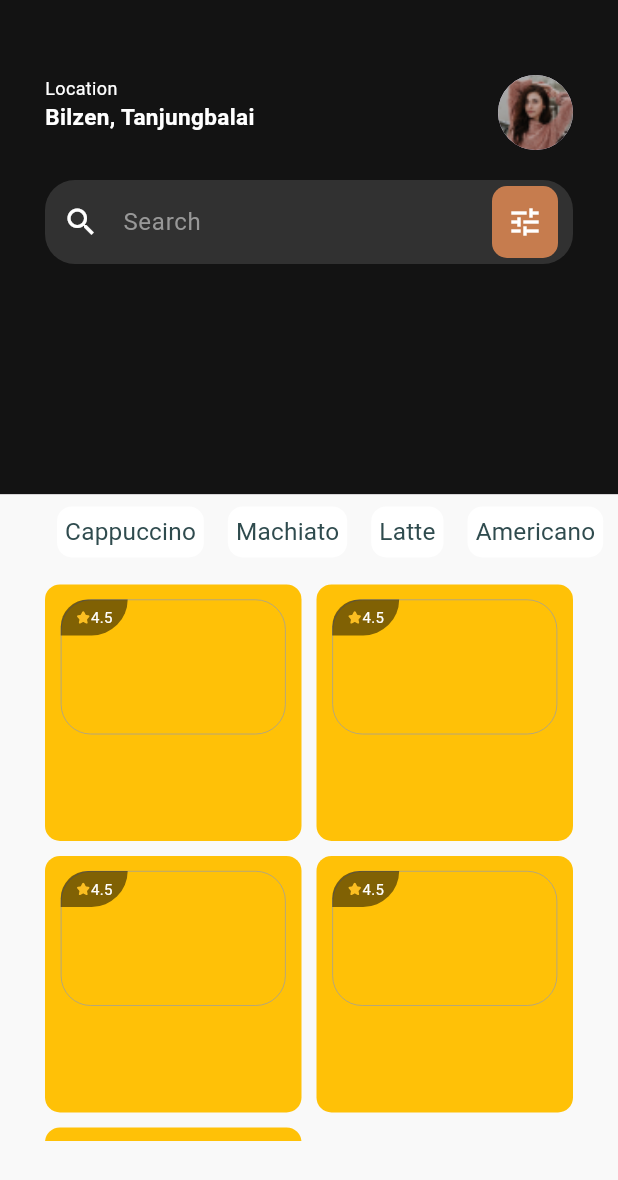
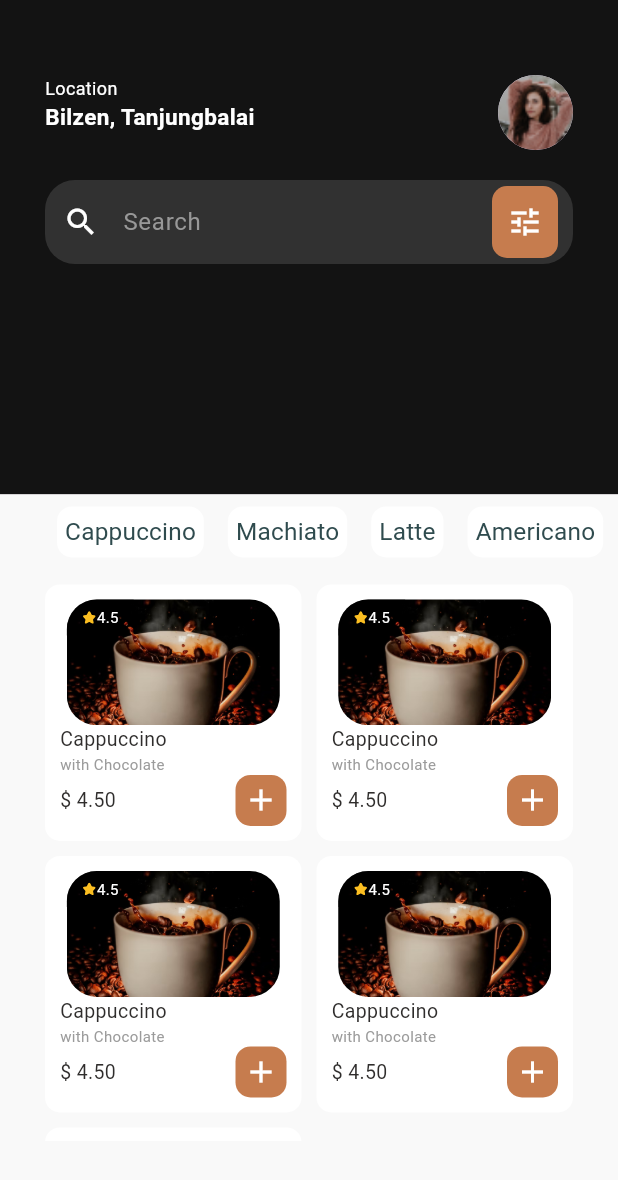
Before and after one commit to omerdurann/flutter_coffee_app, a Flutter app: the Home screen opened by its route, on a phone screen of 412 x 824 dp. Shown: the top 1180 px of the screen. Run offline on Flutter 3.47's test engine with Material 3 defaults, Android fonts, the phone set to English and light mode, and no system bars; our stand-ins replace flutter_svg.

Commit message:
Product Card add

```diff
--- a/lib/featuress/home/view/home.dart
+++ b/lib/featuress/home/view/home.dart
@@ -1,6 +1,6 @@
 import 'package:flutter/material.dart';
-import 'package:flutter_application_1/featuress/home/widget/coffeeCategory.dart';
-import 'package:flutter_svg/flutter_svg.dart';
+import 'package:flutter_application_1/featuress/home/widget/coffee_category.dart';
+import 'package:flutter_application_1/featuress/home/widget/product_card.dart';
 
 class Home extends StatefulWidget {
   const Home({super.key});
@@ -16,6 +16,39 @@ class _HomeState extends State<Home> {
     "Latte",
     "Americano",
     "Turkish Coffee",
+  ];
+
+  List<dynamic> products = [
+    {
+      "name": "Cappuccino",
+      "price": 5.99,
+      "image": "assets/images/coffee2.png",
+      "score": "4.5",
+    },
+    {
+      "name": "Machiato",
+      "price": 6.99,
+      "image": "assets/images/coffee3.png",
+      "score": "4.5",
+    },
+    {
+      "name": "Latte",
+      "price": 7.99,
+      "image": "assets/images/coffee4.png",
+      "score": "4.5",
+    },
+    {
+      "name": "Americano",
+      "price": 8.99,
+      "image": "assets/images/coffee5.png",
+      "score": "4.5",
+    },
+    {
+      "name": "Turkish Coffee",
+      "price": 9.99,
+      "image": "assets/images/coffee6.png",
+      "score": "4.5",
+    },
   ];
 
   @override
@@ -124,7 +157,7 @@ class _HomeState extends State<Home> {
                           scrollDirection: Axis.horizontal,
                           itemCount: coffeeCategories.length,
                           itemBuilder: (BuildContext context, int index) {
-                            return coffeeCategory(
+                            return CoffeeCategory(
                               coffeeName: coffeeCategories[index],
                             );
                           },
@@ -146,74 +179,7 @@ class _HomeState extends State<Home> {
                           ),
                           itemCount: coffeeCategories.length,
                           itemBuilder: (BuildContext context, int index) {
-                            return Container(
-                              decoration: BoxDecoration(
-                                color: Colors.amber,
-                                borderRadius: BorderRadius.circular(10),
-                              ),
-                              child: Column(
-                                children: [
-                                  Padding(
-                                    padding: const EdgeInsets.symmetric(
-                                      horizontal: 10,
-                                      vertical: 10,
-                                    ),
-                                    child: Stack(
-                                      alignment: Alignment.topLeft,
-                                      children: [
-                                        Container(
-                                          height: 90,
-                                          width: 150,
-                                          decoration: BoxDecoration(
-                                            border: Border.all(
-                                              color: Colors.grey,
-                                              width: 0.5,
-                                            ),
-                                            borderRadius:
-                                                BorderRadius.circular(20),
-                                            /* image: const DecorationImage(
-                                              image: AssetImage(
-                                                  'assets/images/coffee.png'),
-                                              fit: BoxFit.cover,
-                                            ), */
-                                          ),
-                                        ),
-                                        Container(
-                                          padding: const EdgeInsets.symmetric(
-                                            horizontal: 10,
-                                            vertical: 5,
-                                          ),
-                                          decoration: BoxDecoration(
-                                            color: const Color.fromRGBO(
-                                                0, 0, 0, 0.5),
-                                            borderRadius: BorderRadius.only(
-                                              bottomRight: Radius.circular(25),
-                                              topLeft: Radius.circular(19),
-                                            ),
-                                          ),
-                                          child: Row(
-                                            mainAxisSize: MainAxisSize.min,
-                                            crossAxisAlignment:
-                                                CrossAxisAlignment.center,
-                                            children: [
-                                              SvgPicture.asset(
-                                                  'assets/svg/star.svg'),
-                                              const Text(
-                                                "4.5",
-                                                style: TextStyle(
-                                                  color: Colors.white,
-                                                  fontSize: 10,
-                                                ),
-                                              ),
-                                            ],
-                                          ),
-                                        ),
-                                      ],
-                                    ),
-                                  ),
-                                ],
-                              ),
-                            );
+                            return const ProductCard();
                           },
                         ),
                       ),
--- a/lib/featuress/home/widget/coffeeCategory.dart
+++ /dev/null
@@ -1,45 +0,0 @@
-import 'package:flutter/material.dart';
-
-class coffeeCategory extends StatelessWidget {
-  const coffeeCategory({
-    super.key,
-    required this.coffeeName,
-  });
-
-  final String coffeeName;
-
-  @override
-  Widget build(BuildContext context) {
-    return Padding(
-      padding: const EdgeInsets.all(8.0),
-      child: InkWell(
-        onTap: () {},
-        child: Container(
-          decoration: const BoxDecoration(
-            color: Colors.white,
-            borderRadius: BorderRadius.all(
-              Radius.circular(10),
-            ),
-          ),
-          child: Padding(
-            padding: const EdgeInsets.all(1),
-            child: FittedBox(
-              fit: BoxFit.scaleDown,
-              child: Padding(
-                padding: const EdgeInsets.all(8.0),
-                child: Text(
-                  coffeeName,
-                  textAlign: TextAlign.center,
-                  style: const TextStyle(
-                    color: Color(0xFF2F4B4E),
-                    fontSize: 30,
-                  ),
-                ),
-              ),
-            ),
-          ),
-        ),
-      ),
-    );
-  }
-}
--- /dev/null
+++ b/lib/featuress/home/widget/coffee_category.dart
@@ -0,0 +1,45 @@
+import 'package:flutter/material.dart';
+
+class CoffeeCategory extends StatelessWidget {
+  const CoffeeCategory({
+    super.key,
+    required this.coffeeName,
+  });
+
+  final String coffeeName;
+
+  @override
+  Widget build(BuildContext context) {
+    return Padding(
+      padding: const EdgeInsets.all(8.0),
+      child: InkWell(
+        onTap: () {},
+        child: Container(
+          decoration: const BoxDecoration(
+            color: Colors.white,
+            borderRadius: BorderRadius.all(
+              Radius.circular(10),
+            ),
+          ),
+          child: Padding(
+            padding: const EdgeInsets.all(1),
+            child: FittedBox(
+              fit: BoxFit.scaleDown,
+              child: Padding(
+                padding: const EdgeInsets.all(8.0),
+                child: Text(
+                  coffeeName,
+                  textAlign: TextAlign.center,
+                  style: const TextStyle(
+                    color: Color(0xFF2F4B4E),
+                    fontSize: 30,
+                  ),
+                ),
+              ),
+            ),
+          ),
+        ),
+      ),
+    );
+  }
+}
--- /dev/null
+++ b/lib/featuress/home/widget/product_card.dart
@@ -0,0 +1,124 @@
+import 'package:flutter/material.dart';
+import 'package:flutter_svg/svg.dart';
+
+class ProductCard extends StatelessWidget {
+  const ProductCard({
+    super.key,
+  });
+
+  @override
+  Widget build(BuildContext context) {
+    return Container(
+      decoration: BoxDecoration(
+        color: Colors.white,
+        borderRadius: BorderRadius.circular(10),
+      ),
+      child: Padding(
+        padding: const EdgeInsets.symmetric(
+          horizontal: 10,
+          vertical: 10,
+        ),
+        child: Column(
+          mainAxisSize: MainAxisSize.min,
+          children: [
+            Expanded(
+              child: Stack(
+                alignment: Alignment.topLeft,
+                children: [
+                  Container(
+                    constraints: const BoxConstraints(
+                      maxHeight: 142,
+                      maxWidth: 142,
+                    ),
+                    decoration: BoxDecoration(
+                      borderRadius: BorderRadius.circular(20),
+                      image: const DecorationImage(
+                        image: AssetImage(
+                          'assets/images/coffee.png',
+                        ),
+                        fit: BoxFit.cover,
+                      ),
+                    ),
+                  ),
+                  Container(
+                    padding: const EdgeInsets.symmetric(
+                      horizontal: 10,
+                      vertical: 5,
+                    ),
+                    decoration: const BoxDecoration(
+                      color: Color.fromRGBO(0, 0, 0, 0.5),
+                      borderRadius: BorderRadius.only(
+                        bottomRight: Radius.circular(25),
+                        topLeft: Radius.circular(21),
+                      ),
+                    ),
+                    child: Row(
+                      mainAxisSize: MainAxisSize.min,
+                      crossAxisAlignment: CrossAxisAlignment.center,
+                      children: [
+                        SvgPicture.asset('assets/svg/star.svg'),
+                        const Text(
+                          "4.5",
+                          style: TextStyle(
+                            color: Colors.white,
+                            fontSize: 10,
+                          ),
+                        ),
+                      ],
+                    ),
+                  ),
+                ],
+              ),
+            ),
+            Column(
+              children: [
+                const Column(
+                  crossAxisAlignment: CrossAxisAlignment.stretch,
+                  children: [
+                    Text(
+                      "Cappuccino",
+                      style: TextStyle(
+                        color: Color(0xFF2F2D2C),
+                        fontSize: 13,
+                      ),
+                    ),
+                    Text(
+                      "with Chocolate",
+                      style: TextStyle(
+                        color: Color(0xFF9B9B9B),
+                        fontSize: 10,
+                      ),
+                    ),
+                  ],
+                ),
+                Row(
+                  mainAxisAlignment: MainAxisAlignment.spaceBetween,
+                  children: [
+                    const Text(
+                      "\$ 4.50",
+                      style: TextStyle(
+                        color: Color(0xFF2F2D2C),
+                        fontSize: 13,
+                      ),
+                    ),
+                    Container(
+                      padding: const EdgeInsets.all(5),
+                      decoration: BoxDecoration(
+                        color: const Color(0xFFC67C4E),
+                        borderRadius: BorderRadius.circular(10),
+                      ),
+                      child: const Icon(
+                        Icons.add,
+                        color: Colors.white,
+                      ),
+                    ),
+                  ],
+                ),
+              ],
+            ),
+          ],
+        ),
+      ),
+    );
+  }
+}
```
Also changed, not shown: assets/images/coffee2.png (added), assets/images/coffee3.png (added), assets/images/coffee4.png (added), assets/images/coffee5.png (added), 1 other file.
